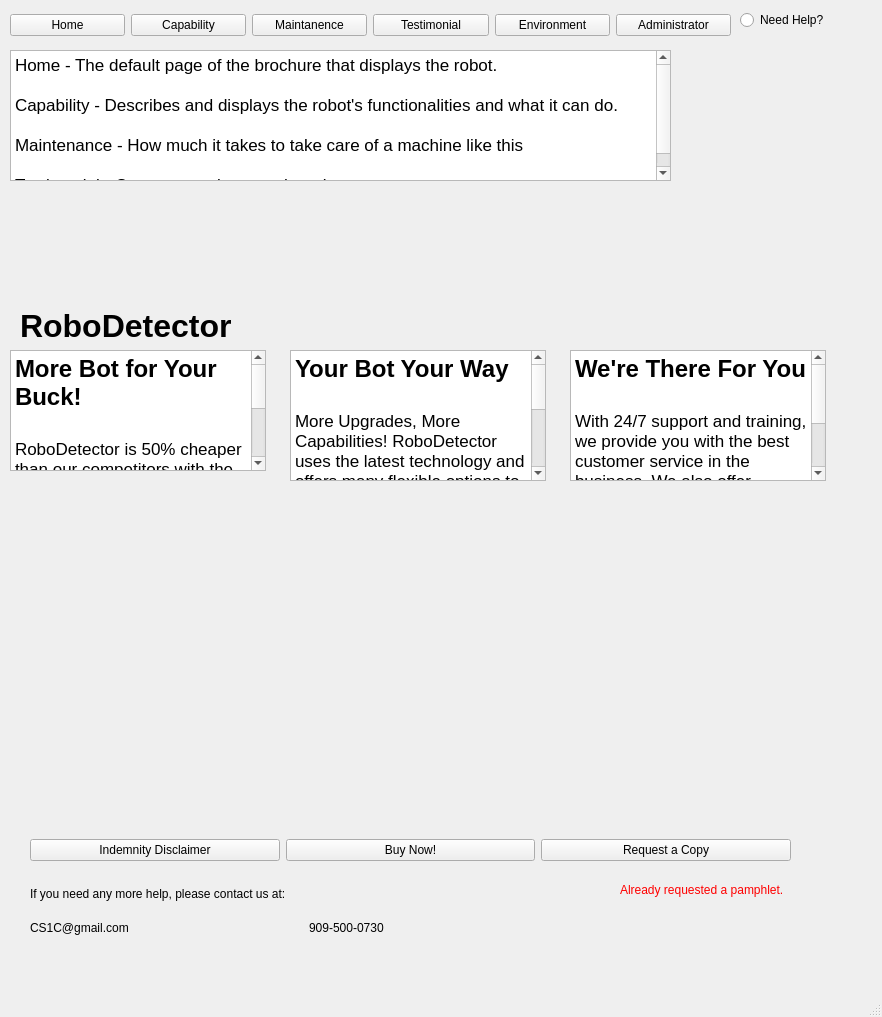
The window that brochure/home.ui (Team-llamas/Project-1) describes before a commit, drawn with Qt 5.
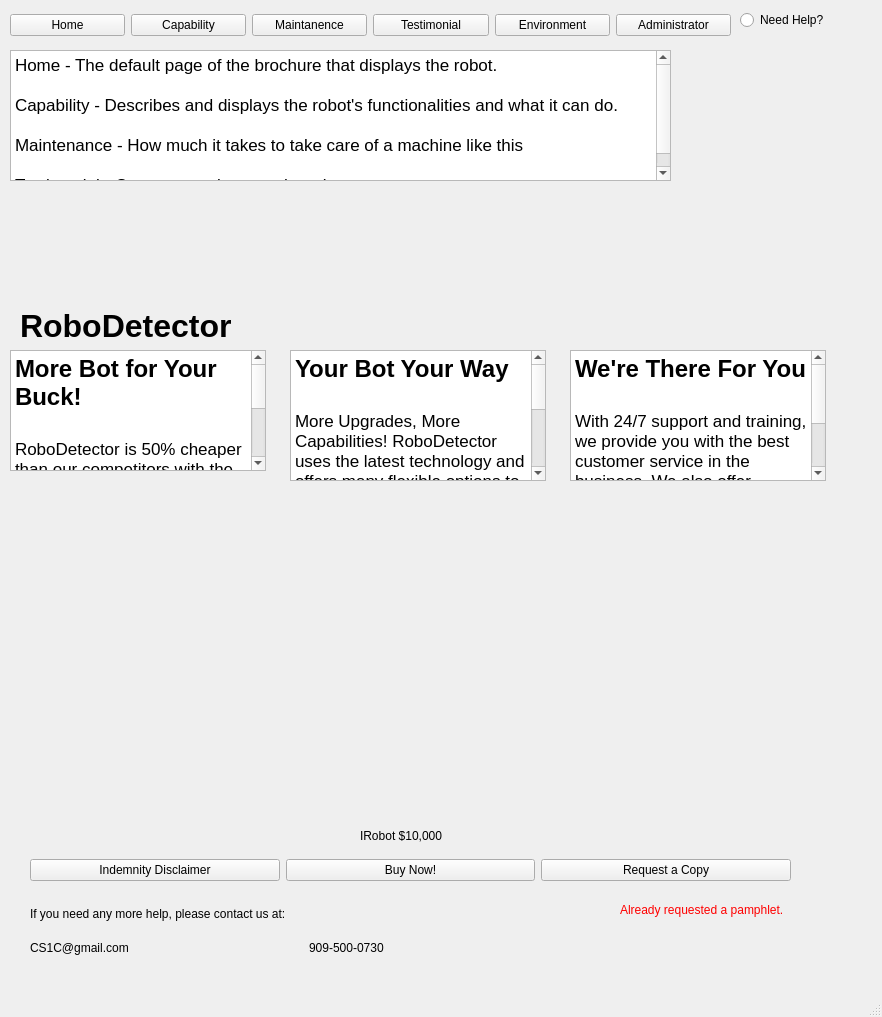
The same window after the commit. The open tabs and pages were chosen to show the change. Icons and pictures are not drawn.

Commit message: Is this better?

What changed in the file:
```diff
--- a/brochure/home.ui
+++ b/brochure/home.ui
@@ -41,7 +41,7 @@
      <rect>
       <x>10</x>
       <y>310</y>
-      <width>831</width>
+      <width>861</width>
       <height>511</height>
      </rect>
     </property>
@@ -1265,7 +1265,7 @@
     <property name="geometry">
      <rect>
       <x>30</x>
-      <y>880</y>
+      <y>900</y>
       <width>551</width>
       <height>61</height>
      </rect>
@@ -1368,7 +1368,7 @@
     <property name="geometry">
      <rect>
       <x>30</x>
-      <y>830</y>
+      <y>850</y>
       <width>761</width>
       <height>41</height>
      </rect>
@@ -1404,7 +1404,7 @@
     <property name="geometry">
      <rect>
       <x>620</x>
-      <y>880</y>
+      <y>900</y>
       <width>211</width>
       <height>20</height>
      </rect>
@@ -1417,6 +1417,19 @@
      <string>Already requested a pamphlet.</string>
     </property>
    </widget>
+   <widget class="QLabel" name="label_16">
+    <property name="geometry">
+     <rect>
+      <x>360</x>
+      <y>820</y>
+      <width>111</width>
+      <height>31</height>
+     </rect>
+    </property>
+    <property name="text">
+     <string>IRobot $10,000</string>
+    </property>
+   </widget>
   </widget>
   <widget class="QMenuBar" name="menubar">
    <property name="enabled">
```
Left out of the diff: 75 changed lines with no effect on the pictures. The commit also changes 1 other file.
